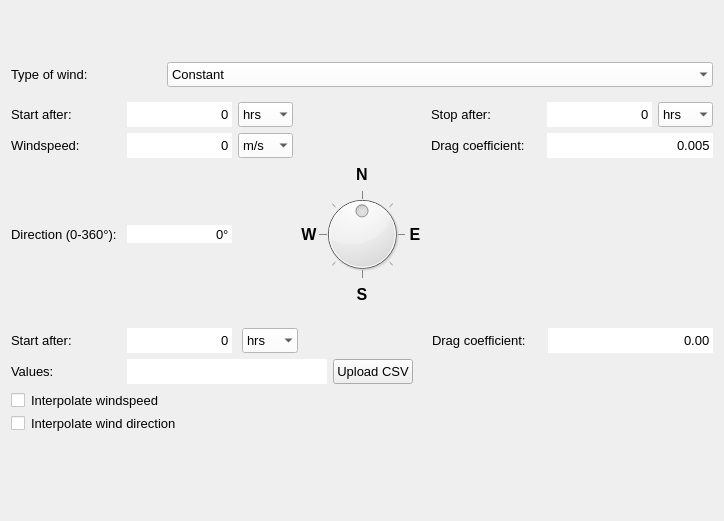
Above: threedi_api_qgis_client/ui/page_wind.ui from nens/threedi-api-qgis-client before the change. Below: the same form after it.
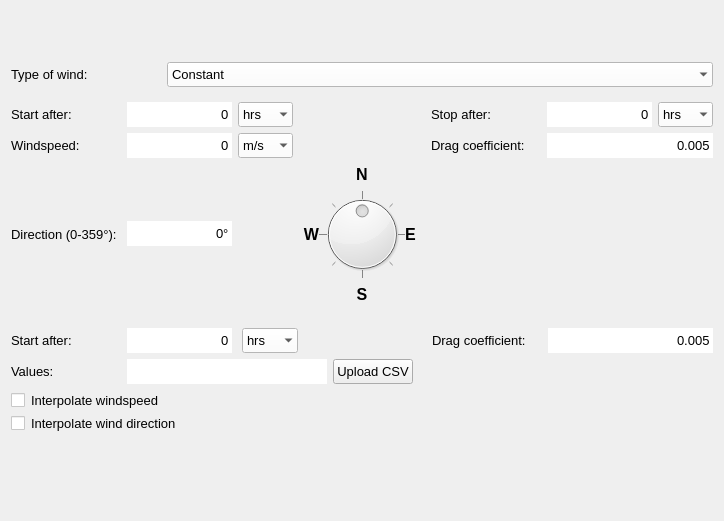
That is the form after the change.

Commit message: Work on adding wind to the simulation.

```diff
--- a/threedi_api_qgis_client/ui/page_wind.ui
+++ b/threedi_api_qgis_client/ui/page_wind.ui
@@ -471,11 +471,20 @@
       </item>
       <item row="6" column="1">
        <widget class="QSpinBox" name="sp_direction">
+        <property name="minimumSize">
+         <size>
+          <width>105</width>
+          <height>25</height>
+         </size>
+        </property>
         <property name="font">
          <font>
           <pointsize>10</pointsize>
          </font>
         </property>
+        <property name="styleSheet">
+         <string notr="true">QSpinBox {background-color: white;}</string>
+        </property>
         <property name="frame">
          <bool>false</bool>
         </property>
@@ -488,6 +497,9 @@
         <property name="suffix">
          <string>°</string>
         </property>
+        <property name="maximum">
+         <number>359</number>
+        </property>
        </widget>
       </item>
       <item row="1" column="3">
@@ -553,7 +565,7 @@
            <string>E</string>
           </property>
           <property name="alignment">
-           <set>Qt::AlignCenter</set>
+           <set>Qt::AlignLeading|Qt::AlignLeft|Qt::AlignVCenter</set>
           </property>
          </widget>
         </item>
@@ -576,7 +588,7 @@
            <string>W</string>
           </property>
           <property name="alignment">
-           <set>Qt::AlignCenter</set>
+           <set>Qt::AlignRight|Qt::AlignTrailing|Qt::AlignVCenter</set>
           </property>
          </widget>
         </item>
@@ -593,8 +605,11 @@
             <pointsize>8</pointsize>
            </font>
           </property>
+          <property name="minimum">
+           <number>0</number>
+          </property>
           <property name="maximum">
-           <number>360</number>
+           <number>359</number>
           </property>
           <property name="value">
            <number>180</number>
@@ -655,7 +670,7 @@
          </font>
         </property>
         <property name="text">
-         <string>Direction (0-360°):</string>
+         <string>Direction (0-359°):</string>
         </property>
        </widget>
       </item>
@@ -919,6 +934,15 @@
         <property name="buttonSymbols">
          <enum>QAbstractSpinBox::NoButtons</enum>
         </property>
+        <property name="decimals">
+         <number>3</number>
+        </property>
+        <property name="maximum">
+         <double>100.000000000000000</double>
+        </property>
+        <property name="value">
+         <double>0.005000000000000</double>
+        </property>
        </widget>
       </item>
       <item row="2" column="1" colspan="5">
```
Left out of the diff: 2 changed lines with no effect on the pictures. The commit also changes 2 other files.
